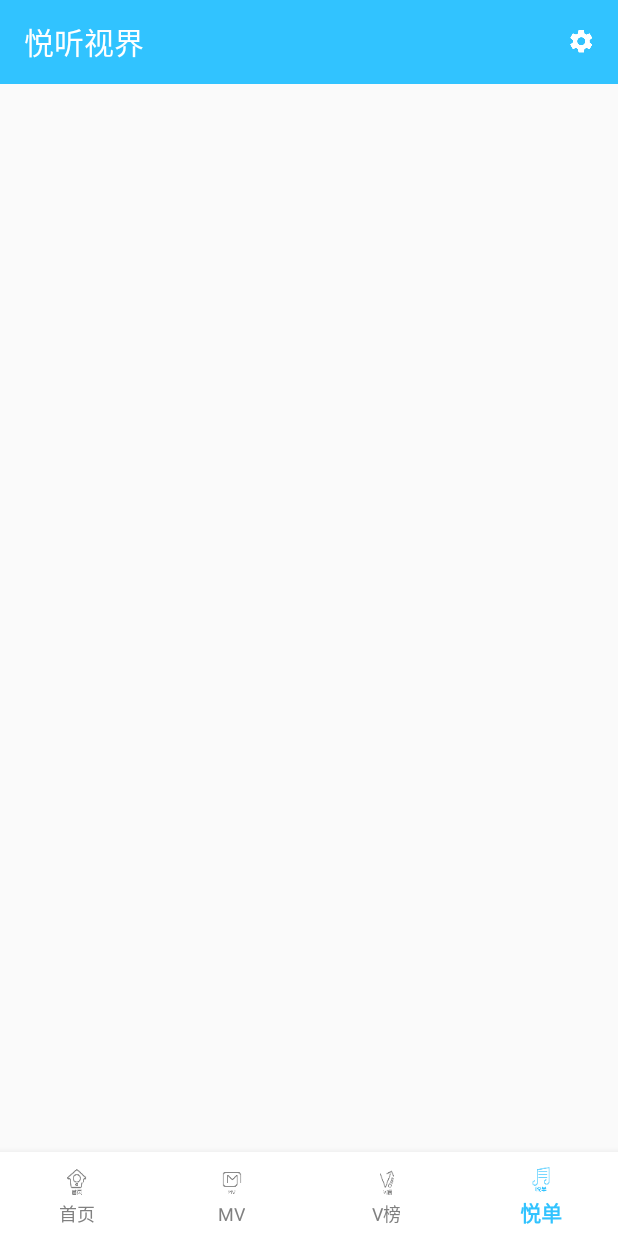
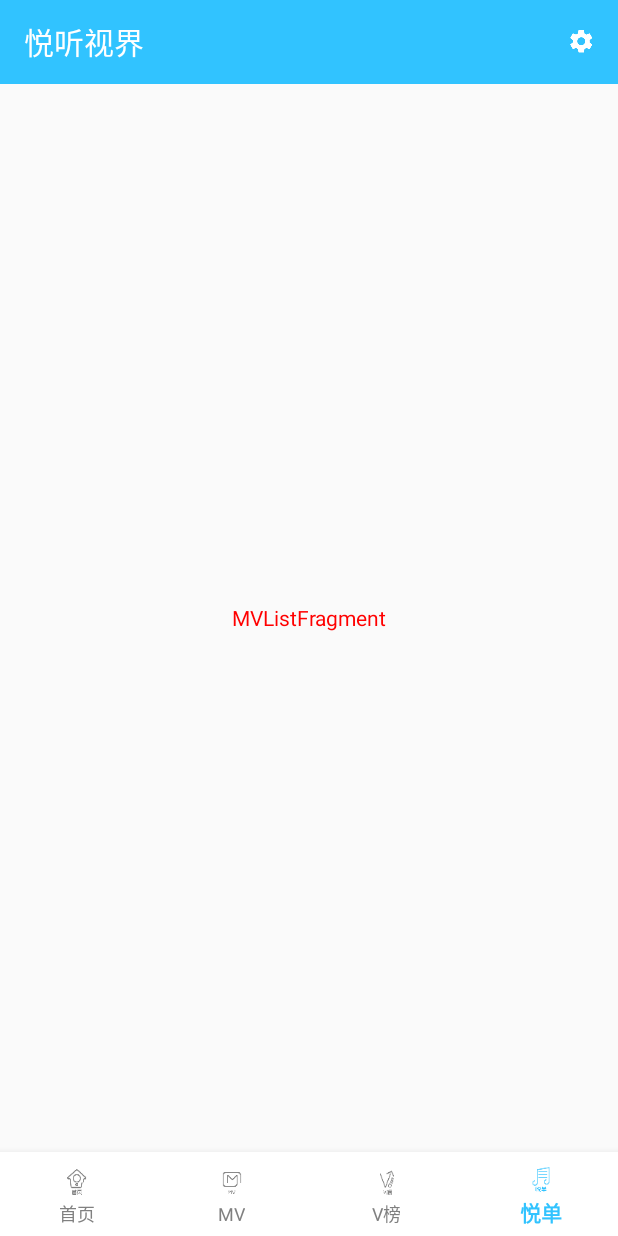
Before and after one commit to LMINediva/MelodiousPlayer, an Android app: the screen it shows after launch (MainActivity), item 4 of the bottom bar chosen, on a phone screen of 412 x 824 dp. Run offline under Robolectric (Android 15) with nearby library versions, the phone set to English and light mode, and no system bars.

Commit message:
The tab on the home screen is switched.

```diff
--- a/app/src/main/java/com/melodiousplayer/android/base/BaseFragment.kt
+++ b/app/src/main/java/com/melodiousplayer/android/base/BaseFragment.kt
@@ -20,7 +20,7 @@ abstract class BaseFragment : Fragment() {
     /**
      * fragment初始化
      */
-    protected fun init() {
+    open protected fun init() {
 
     }
 
@@ -46,14 +46,14 @@ abstract class BaseFragment : Fragment() {
     /**
      * 数据的初始化
      */
-    protected fun initData() {
+    open protected fun initData() {
 
     }
 
     /**
      * adapter listener
      */
-    protected fun initListener() {
+    open protected fun initListener() {
 
     }
 
--- a/app/src/main/java/com/melodiousplayer/android/ui/activity/MainActivity.kt
+++ b/app/src/main/java/com/melodiousplayer/android/ui/activity/MainActivity.kt
@@ -4,6 +4,8 @@ import androidx.appcompat.widget.Toolbar
 import com.google.android.material.bottomnavigation.BottomNavigationView
 import com.melodiousplayer.android.R
 import com.melodiousplayer.android.base.BaseActivity
+import com.melodiousplayer.android.base.BaseFragment
+import com.melodiousplayer.android.util.FragmentUtil
 import com.melodiousplayer.android.util.ToolBarManager
 
 /**
@@ -23,14 +25,32 @@ class MainActivity : BaseActivity(), ToolBarManager {
     override fun initData() {
         initMainToolBar()
         bottomBar = findViewById(R.id.bottomBar)
+        // 将首页添加到fragment中
+        val homeFragment = FragmentUtil.fragmentUtil.getFragment(R.id.tab_home)
+        if (homeFragment != null) {
+            replaceFragment(homeFragment, R.id.tab_home.toString())
+        }
     }
 
     override fun initListener() {
         // 设置tab切换监听
-        bottomBar.setOnItemSelectedListener {
-
+        bottomBar.setOnItemSelectedListener { item ->
+            // item.itemId代表tabId参数
+            val fragment = FragmentUtil.fragmentUtil.getFragment(item.itemId)
+            if (fragment != null) {
+                replaceFragment(fragment, item.itemId.toString())
+            }
             true
         }
     }
 
+    /**
+     * 替换fragment函数
+     */
+    private fun replaceFragment(fragment: BaseFragment, tag: String) {
+        val transaction = supportFragmentManager.beginTransaction()
+        transaction.replace(R.id.container, fragment, tag)
+        transaction.commit()
+    }
+
 }
--- a/app/src/main/java/com/melodiousplayer/android/ui/fragment/HomeFragment.kt
+++ b/app/src/main/java/com/melodiousplayer/android/ui/fragment/HomeFragment.kt
@@ -1,9 +1,8 @@
 package com.melodiousplayer.android.ui.fragment
 
-import android.graphics.Color
-import android.view.Gravity
 import android.view.View
-import android.widget.TextView
+import androidx.recyclerview.widget.RecyclerView
+import com.melodiousplayer.android.R
 import com.melodiousplayer.android.base.BaseFragment
 
 /**
@@ -11,12 +10,14 @@ import com.melodiousplayer.android.base.BaseFragment
  */
 class HomeFragment : BaseFragment() {
 
+    private lateinit var recyclerView: RecyclerView
+
     override fun initView(): View? {
-        val tv = TextView(context)
-        tv.gravity = Gravity.CENTER
-        tv.setTextColor(Color.RED)
-        tv.text = javaClass.simpleName
-        return tv
+        return View.inflate(context, R.layout.fragment_home, null)
+    }
+
+    override fun initListener() {
+        // 初始化RecyclerView
     }
 
 }
--- /dev/null
+++ b/app/src/main/java/com/melodiousplayer/android/util/FragmentUtil.kt
@@ -0,0 +1,44 @@
+package com.melodiousplayer.android.util
+
+import com.melodiousplayer.android.R
+import com.melodiousplayer.android.base.BaseFragment
+import com.melodiousplayer.android.ui.fragment.HomeFragment
+import com.melodiousplayer.android.ui.fragment.MVFragment
+import com.melodiousplayer.android.ui.fragment.MVListFragment
+import com.melodiousplayer.android.ui.fragment.VListFragment
+
+/**
+ * 管理fragment的util类
+ */
+class FragmentUtil private constructor() { // 私有化构造函数
+
+    // 首页
+    val homeFragment by lazy { HomeFragment() }
+
+    // MV
+    val mvFragment by lazy { MVFragment() }
+
+    // V榜
+    val vListFragment by lazy { VListFragment() }
+
+    // 悦单
+    val mvListFragment by lazy { MVListFragment() }
+
+    companion object {
+        val fragmentUtil by lazy { FragmentUtil() }
+    }
+
+    /**
+     * 根据tabId获取对应的fragment
+     */
+    fun getFragment(tabId: Int): BaseFragment? {
+        when (tabId) {
+            R.id.tab_home -> return homeFragment
+            R.id.tab_mv -> return mvFragment
+            R.id.tab_vList -> return vListFragment
+            R.id.tab_mvList -> return mvListFragment
+        }
+        return null
+    }
+
+}
```
Also changed, not shown: app/src/main/res/layout/fragment_home.xml (added, +12 -0 lines).
